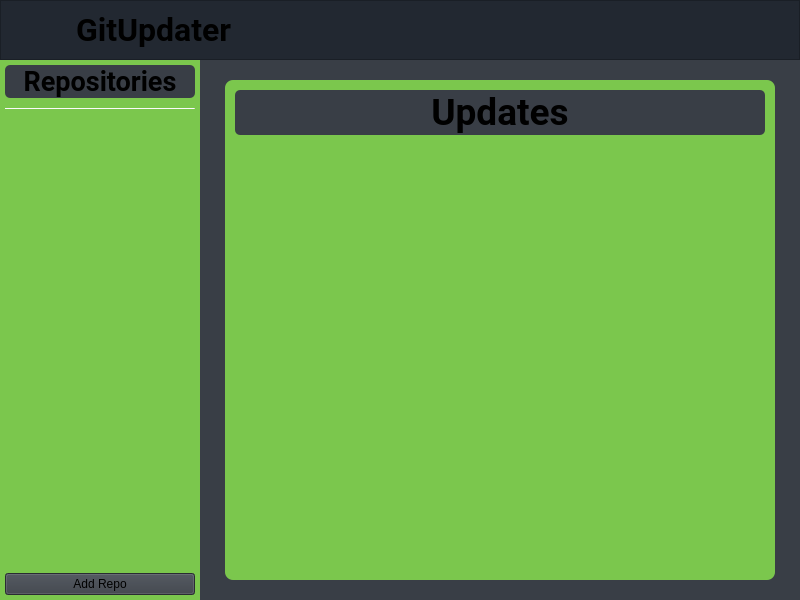
First picture: the form in components/mainwindow.ui, repository JochemKuipers/GitUpdater, before the edit.
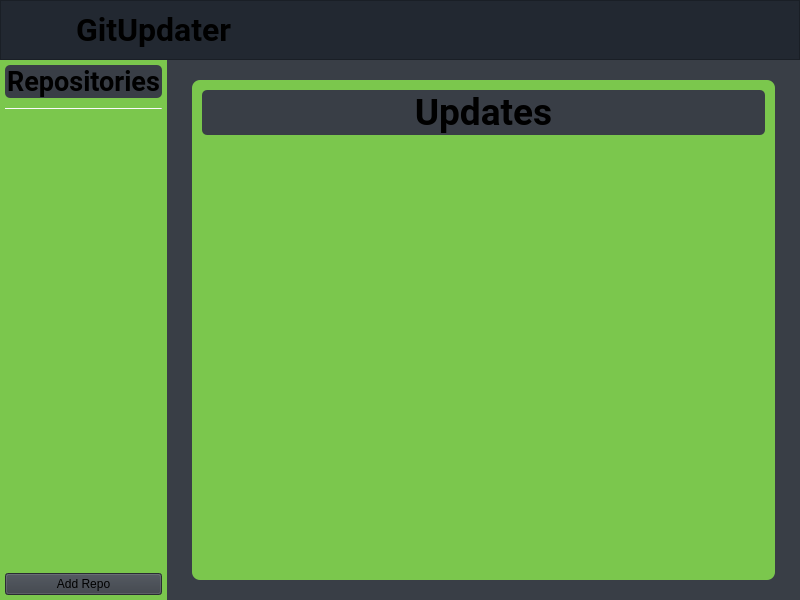
Second picture: the form after the edit. Icons and pictures are not drawn.

Commit message: fix repo buttons and make settings saveable

```diff
--- a/components/mainwindow.ui
+++ b/components/mainwindow.ui
@@ -218,7 +218,7 @@
       <property name="lineWidth">
        <number>0</number>
       </property>
-      <layout class="QHBoxLayout" name="horizontalLayout" stretch="2,6">
+      <layout class="QHBoxLayout" name="horizontalLayout" stretch="0,6">
        <property name="spacing">
         <number>0</number>
        </property>
@@ -236,6 +236,12 @@
        </property>
        <item>
         <widget class="QFrame" name="repoButtonFrame">
+         <property name="sizePolicy">
+          <sizepolicy hsizetype="Expanding" vsizetype="Expanding">
+           <horstretch>0</horstretch>
+           <verstretch>0</verstretch>
+          </sizepolicy>
+         </property>
          <property name="maximumSize">
           <size>
            <width>300</width>
@@ -313,6 +319,18 @@
           </item>
           <item>
            <widget class="QScrollArea" name="repoButtonsScrollArea">
+            <property name="sizePolicy">
+             <sizepolicy hsizetype="Expanding" vsizetype="Expanding">
+              <horstretch>0</horstretch>
+              <verstretch>0</verstretch>
+             </sizepolicy>
+            </property>
+            <property name="minimumSize">
+             <size>
+              <width>157</width>
+              <height>0</height>
+             </size>
+            </property>
             <property name="styleSheet">
              <string notr="true">background-color:</string>
             </property>
@@ -328,6 +346,9 @@
             <property name="horizontalScrollBarPolicy">
              <enum>Qt::ScrollBarPolicy::ScrollBarAlwaysOff</enum>
             </property>
+            <property name="sizeAdjustPolicy">
+             <enum>QAbstractScrollArea::SizeAdjustPolicy::AdjustIgnored</enum>
+            </property>
             <property name="widgetResizable">
              <bool>true</bool>
             </property>
@@ -339,10 +360,16 @@
               <rect>
                <x>0</x>
                <y>0</y>
-               <width>190</width>
-               <height>428</height>
+               <width>157</width>
+               <height>429</height>
               </rect>
              </property>
+             <property name="sizePolicy">
+              <sizepolicy hsizetype="Expanding" vsizetype="Expanding">
+               <horstretch>0</horstretch>
+               <verstretch>0</verstretch>
+              </sizepolicy>
+             </property>
             </widget>
            </widget>
           </item>
@@ -486,8 +513,8 @@
                  <rect>
                   <x>0</x>
                   <y>0</y>
-                  <width>530</width>
-                  <height>408</height>
+                  <width>563</width>
+                  <height>410</height>
                  </rect>
                 </property>
                </widget>
```
The commit also changes 5 other files.
